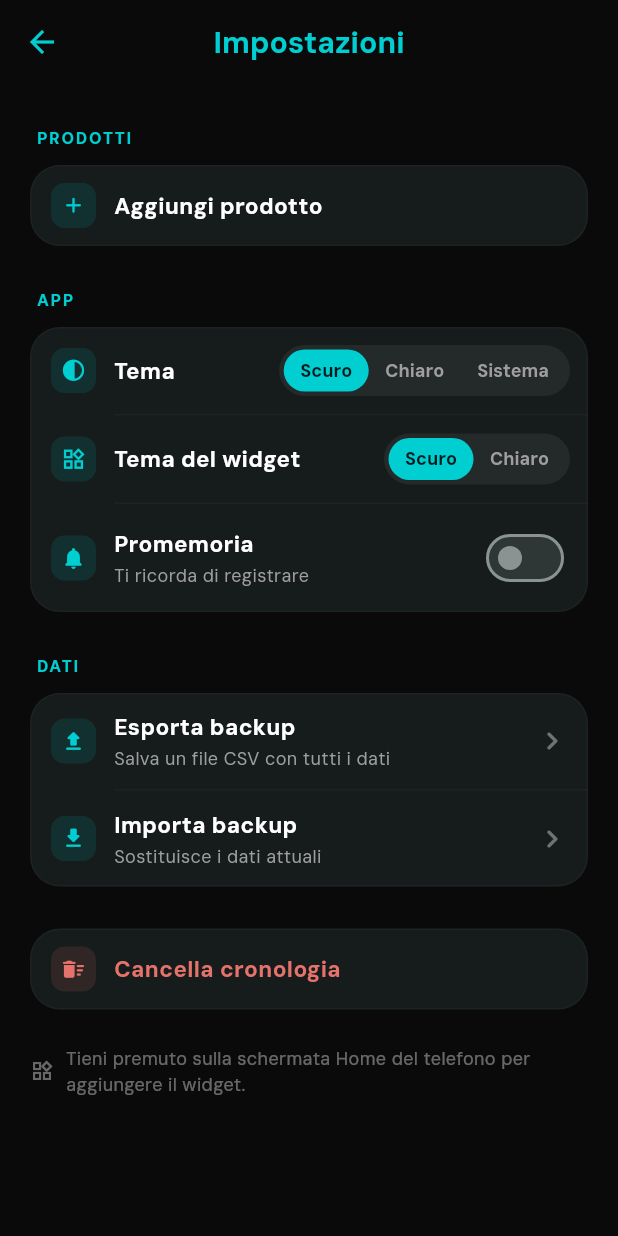
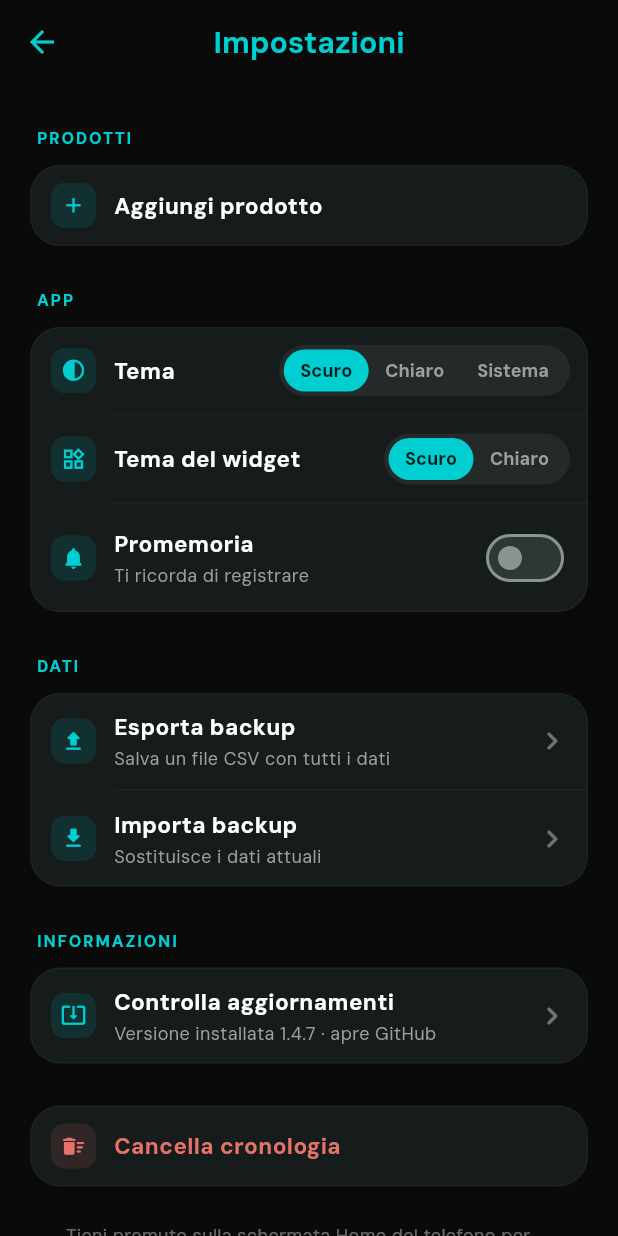
Before and after one commit to lorenzocaputodev/my_tracking_app, a Flutter app: the SettingsScreen screen opened directly, on a phone screen of 412 x 824 dp. Run offline on Flutter 3.47's test engine with Material 3 defaults, Android fonts, the phone set to English and light mode, and no system bars; our stand-ins replace fl_chart, flutter_local_notifications, package_info_plus, shared_preferences; missing offline and left inert: file_selector, flutter_file_dialog, workmanager; accounts and stored records are empty.

Commit message:
feat: «Controlla aggiornamenti» nelle impostazioni

```diff
--- a/lib/screens/settings_screen.dart
+++ b/lib/screens/settings_screen.dart
@@ -1,5 +1,7 @@
 import 'package:flutter/material.dart';
+import 'package:package_info_plus/package_info_plus.dart';
 import 'package:provider/provider.dart';
+import 'package:url_launcher/url_launcher.dart';
 
 import '../models/tracked_product.dart';
 import '../providers/my_tracking_provider.dart';
@@ -24,6 +26,14 @@ class SettingsScreen extends StatefulWidget {
 }
 
 class _SettingsScreenState extends State<SettingsScreen> {
+  static final _releasesPage = Uri.https(
+    'github.com',
+    '/lorenzocaputodev/my_tracking_app/releases/latest',
+  );
+
+  late final Future<String> _version =
+      PackageInfo.fromPlatform().then((info) => info.version);
+
   void _showFeedback(String message, {Color? backgroundColor}) {
     if (!mounted) return;
     ScaffoldMessenger.of(context).showSnackBar(
@@ -85,6 +95,24 @@ class _SettingsScreenState extends State<SettingsScreen> {
     } catch (_) {
       _showFeedback(
         'Esportazione CSV non riuscita.',
+        backgroundColor: context.stats.danger,
+      );
+    }
+  }
+
+  // --- Aggiornamenti ---
+
+  Future<void> _openReleasesPage() async {
+    var opened = false;
+    try {
+      opened = await launchUrl(
+        _releasesPage,
+        mode: LaunchMode.externalApplication,
+      );
+    } catch (_) {}
+    if (!opened && mounted) {
+      _showFeedback(
+        'Non riesco ad aprire il browser.',
         backgroundColor: context.stats.danger,
       );
     }
@@ -224,6 +252,22 @@ class _SettingsScreenState extends State<SettingsScreen> {
               ),
             ],
           ),
+          const SettingsSectionLabel('INFORMAZIONI'),
+          SettingsGroup(
+            children: [
+              FutureBuilder<String>(
+                future: _version,
+                builder: (context, snapshot) => SettingsRow(
+                  icon: Icons.system_update_alt_rounded,
+                  title: 'Controlla aggiornamenti',
+                  subtitle: snapshot.hasData
+                      ? 'Versione installata ${snapshot.data} · apre GitHub'
+                      : 'Apre la pagina delle versioni su GitHub',
+                  onTap: _openReleasesPage,
+                ),
+              ),
+            ],
+          ),
           const SizedBox(height: 28),
           SettingsGroup(
             children: [
--- a/pubspec.yaml
+++ b/pubspec.yaml
@@ -27,6 +27,8 @@ dependencies:
   flutter_local_notifications: ^19.4.2
   workmanager: ^0.9.0+3
   uuid: ^4.6.0
+  package_info_plus: ^10.2.2
+  url_launcher: ^6.3.3
 
 dev_dependencies:
   flutter_test:
```
Also changed, not shown: pubspec.lock, 7 other files.
